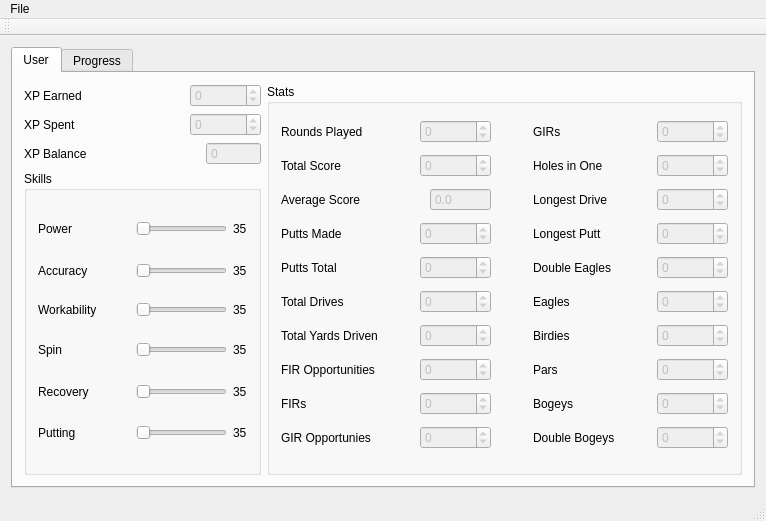
This is MainWindow.ui in Experiment5X/TigerWoods13 as Qt 5 draws it before an edit. The edited form follows.
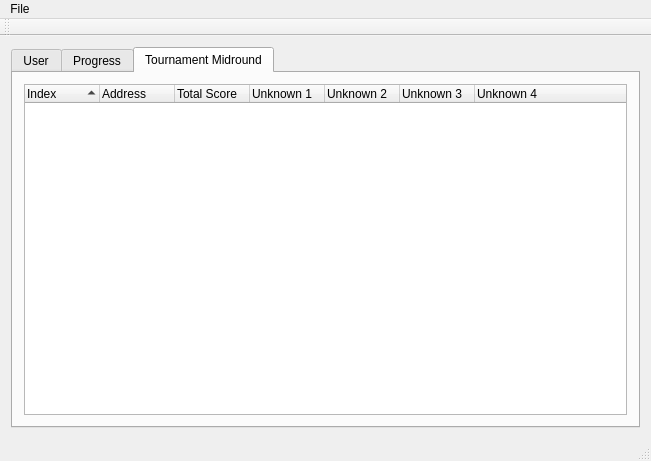
This is the edited form. The open tabs and pages were chosen to show the change. Icons and pictures are not drawn.

Commit message: Create debug GUI for Tournament File data

```diff
--- a/MainWindow.ui
+++ b/MainWindow.ui
@@ -6,8 +6,8 @@
    <rect>
     <x>0</x>
     <y>0</y>
-    <width>766</width>
-    <height>521</height>
+    <width>651</width>
+    <height>456</height>
    </rect>
   </property>
   <property name="windowTitle">
@@ -1258,6 +1258,58 @@
         </item>
        </layout>
       </widget>
+      <widget class="QWidget" name="tabTournament">
+       <attribute name="title">
+        <string>Tournament Midround</string>
+       </attribute>
+       <layout class="QVBoxLayout" name="verticalLayout_3">
+        <item>
+         <widget class="QTreeWidget" name="treeTournamentScores">
+          <property name="sortingEnabled">
+           <bool>true</bool>
+          </property>
+          <attribute name="headerDefaultSectionSize">
+           <number>75</number>
+          </attribute>
+          <column>
+           <property name="text">
+            <string>Index</string>
+           </property>
+          </column>
+          <column>
+           <property name="text">
+            <string>Address</string>
+           </property>
+          </column>
+          <column>
+           <property name="text">
+            <string>Total Score</string>
+           </property>
+          </column>
+          <column>
+           <property name="text">
+            <string>Unknown 1</string>
+           </property>
+          </column>
+          <column>
+           <property name="text">
+            <string>Unknown 2</string>
+           </property>
+          </column>
+          <column>
+           <property name="text">
+            <string>Unknown 3</string>
+           </property>
+          </column>
+          <column>
+           <property name="text">
+            <string>Unknown 4</string>
+           </property>
+          </column>
+         </widget>
+        </item>
+       </layout>
+      </widget>
      </widget>
     </item>
    </layout>
@@ -1267,7 +1319,7 @@
     <rect>
      <x>0</x>
      <y>0</y>
-     <width>766</width>
+     <width>651</width>
      <height>21</height>
     </rect>
    </property>
```
Left out of the diff: 18 changed lines with no effect on the pictures. The commit also changes 5 other files.
